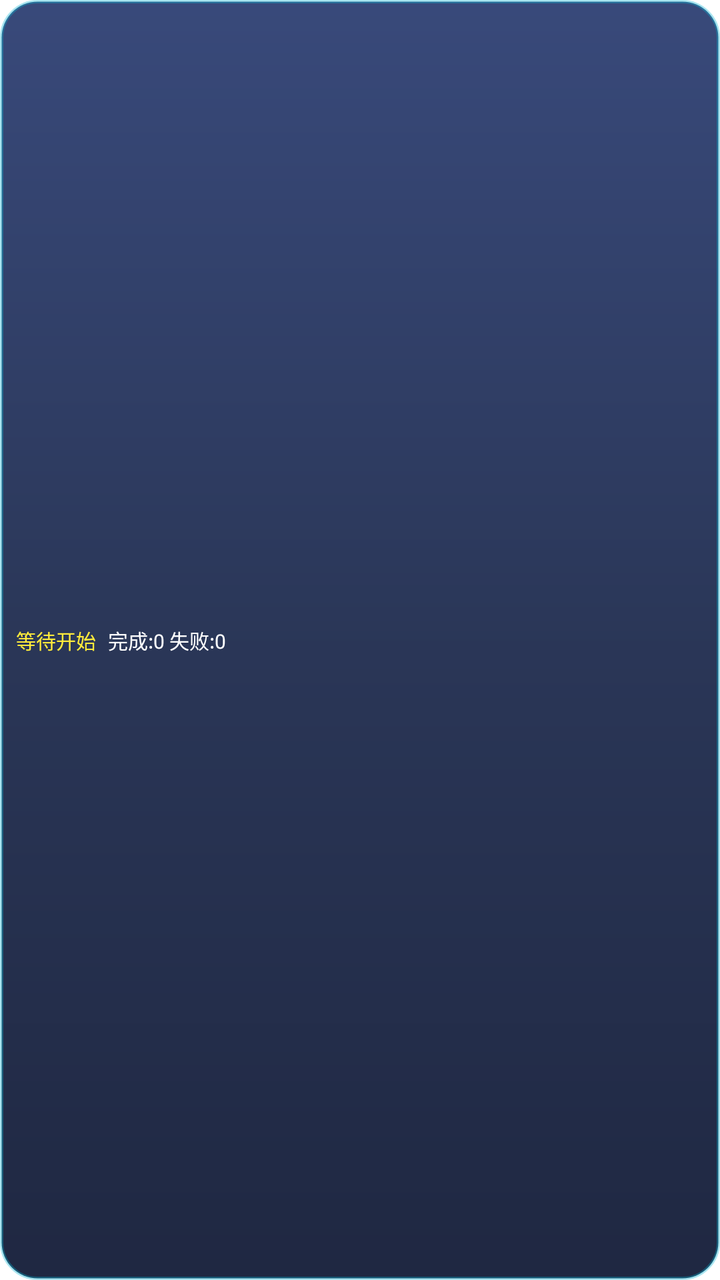
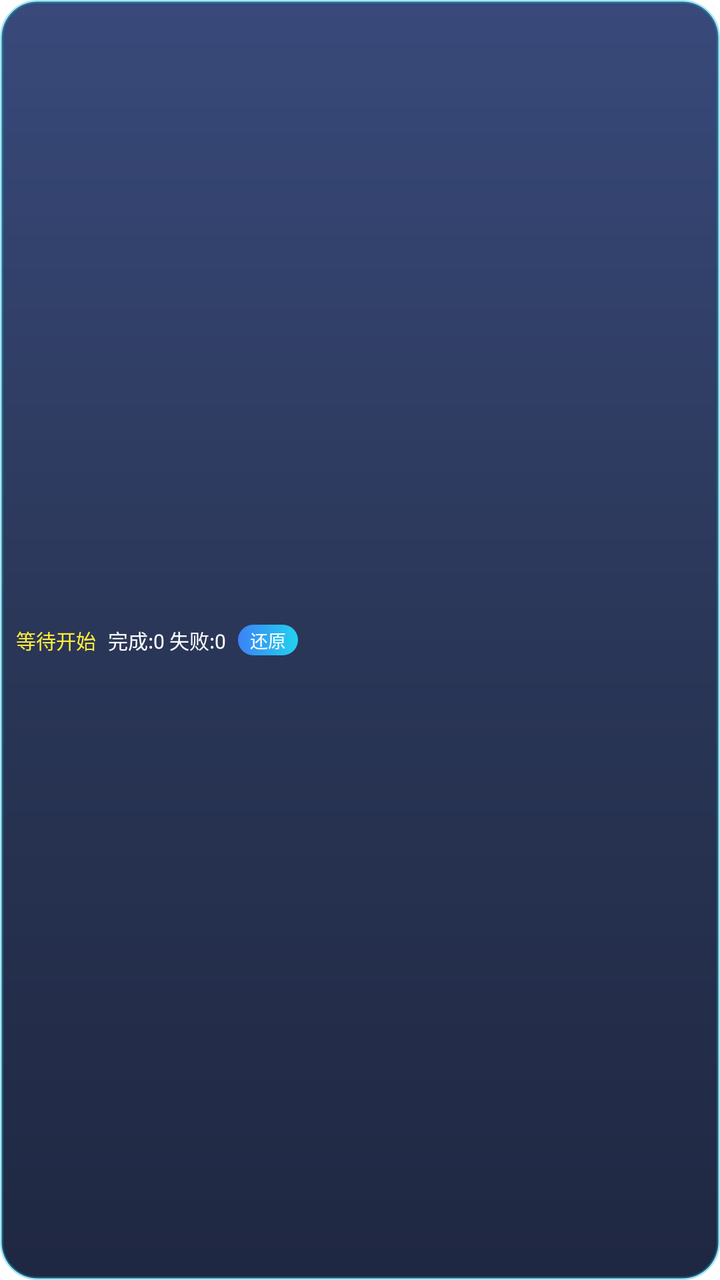

The first picture is an Android layout as it rendered before a commit; the second is the same layout after the commit. The layout source and the unified diff follow.
<!-- AndroidManifest.xml: application theme Theme.TaskHelper -->
<!-- res/layout/layout_window_float_small.xml -->
<?xml version="1.0" encoding="utf-8"?>
<LinearLayout xmlns:android="http://schemas.android.com/apk/res/android"
    android:id="@+id/ll_small"
    android:layout_width="wrap_content"
    android:layout_height="wrap_content"
    android:background="@drawable/bg_float_panel"
    android:elevation="6dp"
    android:gravity="center_vertical"
    android:orientation="horizontal"
    android:paddingStart="8dp"
    android:paddingTop="3dp"
    android:paddingEnd="8dp"
    android:paddingBottom="3dp">

    <TextView
        android:id="@+id/tv_small_status"
        android:layout_width="wrap_content"
        android:layout_height="wrap_content"
        android:ellipsize="end"
        android:maxLines="1"
        android:maxWidth="120dp"
        android:text="等待开始"
        android:textColor="#FFEB3B"
        android:textSize="10sp" />

    <TextView
        android:id="@+id/tv_small_count"
        android:layout_width="wrap_content"
        android:layout_height="wrap_content"
        android:layout_marginStart="6dp"
        android:text="完成:0 失败:0"
        android:textColor="#FFFFFF"
        android:textSize="10sp" />
</LinearLayout>
<!-- resources referenced by this layout -->
<resources>
  <!-- drawable bg_float_panel (drawable) -->
  <?xml version="1.0" encoding="utf-8"?>
  <shape xmlns:android="http://schemas.android.com/apk/res/android"
      android:shape="rectangle">
      <gradient
          android:angle="270"
          android:startColor="#F02C3E72"
          android:centerColor="#F01D2A4D"
          android:endColor="#F0111A36"
          android:type="linear" />
      <corners android:radius="18dp" />
      <stroke android:width="1.5dp" android:color="#5906B6D4" />
  </shape>
  <style name="Theme.TaskHelper" parent="Theme.MaterialComponents.Light.NoActionBar">
          <item name="colorPrimary">#3B5BDB</item>
          <item name="colorPrimaryVariant">#1A2A6B</item>
          <item name="colorOnPrimary">#FFFFFF</item>
          <item name="colorSecondary">#26A69A</item>
          <item name="colorSecondaryVariant">#00897B</item>
          <item name="colorOnSecondary">#FFFFFF</item>
          <item name="android:statusBarColor">#1A2A6B</item>
      </style>
</resources>

<!-- the commit's change to res/layout/layout_window_float_small.xml (unified diff, before → after) -->
@@ -9,26 +9,49 @@
     android:orientation="horizontal"
     android:paddingStart="8dp"
     android:paddingTop="3dp"
-    android:paddingEnd="8dp"
+    android:paddingEnd="6dp"
     android:paddingBottom="3dp">
 
-    <TextView
-        android:id="@+id/tv_small_status"
+    <LinearLayout
+        android:id="@+id/ll_small_body"
         android:layout_width="wrap_content"
         android:layout_height="wrap_content"
-        android:ellipsize="end"
-        android:maxLines="1"
-        android:maxWidth="120dp"
-        android:text="等待开始"
-        android:textColor="#FFEB3B"
-        android:textSize="10sp" />
+        android:gravity="center_vertical"
+        android:orientation="horizontal">
+
+        <TextView
+            android:id="@+id/tv_small_status"
+            android:layout_width="wrap_content"
+            android:layout_height="wrap_content"
+            android:ellipsize="end"
+            android:maxLines="1"
+            android:maxWidth="120dp"
+            android:text="等待开始"
+            android:textColor="#FFEB3B"
+            android:textSize="10sp" />
+
+        <TextView
+            android:id="@+id/tv_small_count"
+            android:layout_width="wrap_content"
+            android:layout_height="wrap_content"
+            android:layout_marginStart="6dp"
+            android:text="完成:0 失败:0"
+            android:textColor="#FFFFFF"
+            android:textSize="10sp" />
+    </LinearLayout>
 
     <TextView
-        android:id="@+id/tv_small_count"
+        android:id="@+id/tv_small_restore"
         android:layout_width="wrap_content"
         android:layout_height="wrap_content"
         android:layout_marginStart="6dp"
-        android:text="完成:0 失败:0"
+        android:background="@drawable/bg_float_action"
+        android:gravity="center"
+        android:paddingStart="6dp"
+        android:paddingTop="1dp"
+        android:paddingEnd="6dp"
+        android:paddingBottom="1dp"
+        android:text="还原"
         android:textColor="#FFFFFF"
-        android:textSize="10sp" />
+        android:textSize="9sp" />
 </LinearLayout>
<!-- resource entries referenced after the edit -->
@@ -1,5 +1,15 @@
 <!-- resources referenced by this layout -->
 <resources>
+  <!-- drawable bg_float_action (drawable) -->
+  <?xml version="1.0" encoding="utf-8"?>
+  <shape xmlns:android="http://schemas.android.com/apk/res/android"
+      android:shape="rectangle">
+      <gradient
+          android:angle="0"
+          android:startColor="#3B82F6"
+          android:endColor="#22D3EE" />
+      <corners android:radius="14dp" />
+  </shape>
   <!-- drawable bg_float_panel (drawable) -->
   <?xml version="1.0" encoding="utf-8"?>
   <shape xmlns:android="http://schemas.android.com/apk/res/android"
